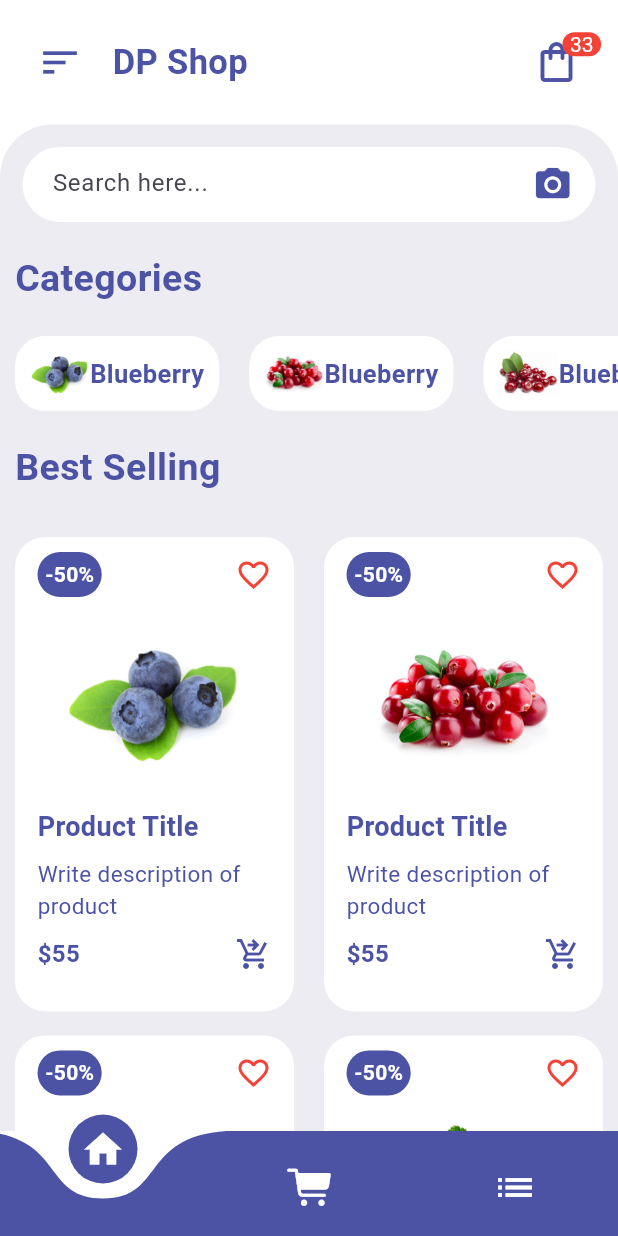
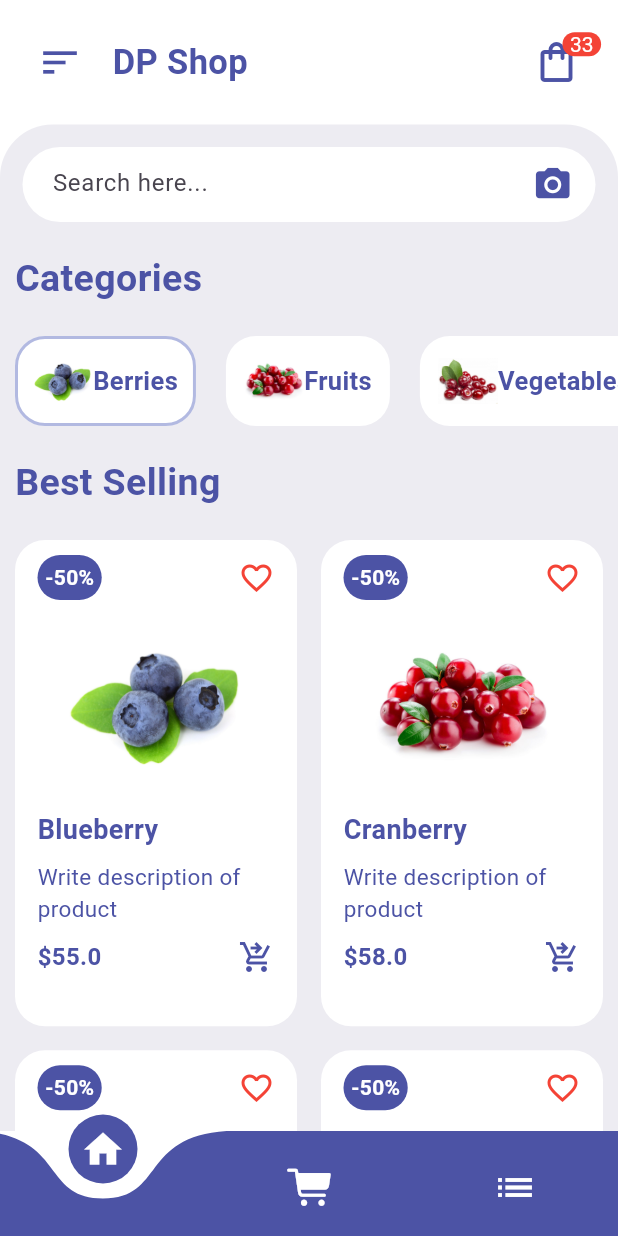
Before and after one commit to katerina456/shopping_app_flutter, a Flutter app: the screen it shows after launch, on a phone screen of 412 x 824 dp. Run offline on Flutter 3.47's test engine with Material 3 defaults, Android fonts, the phone set to English and light mode, and no system bars; drawn by our look-alikes of curved_navigation_bar; our stand-ins replace flutter_custom_clippers, flutter_rating_bar.

Commit message:
added state for item

```diff
--- /dev/null
+++ b/lib/Models/Product.dart
@@ -0,0 +1,67 @@
+import 'package:flutter/material.dart';
+
+class Product {
+  final String image, title, description;
+  final int id;
+  final double price;
+  final Color color;
+  Product({
+    required this.id,
+    required this.image,
+    required this.title,
+    required this.description,
+    required this.price,
+    required this.color
+  });
+}
+
+List<Product> products = [
+  Product(
+      id: 123,
+      image: 'images/1.jpg',
+      title: "Blueberry",
+      description: "Write description of product",
+      price: 55,
+      color: Colors.blue
+  ),
+  Product(
+      id: 456,
+      image: 'images/2.jpg',
+      title: "Cranberry",
+      description: "Write description of product",
+      price: 58,
+      color: Colors.red
+  ),
+  Product(
+      id: 789,
+      image: 'images/3.jpg',
+      title: "Cherry",
+      description: "Write description of product",
+      price: 52,
+      color: Colors.red
+  ),
+  Product(
+      id: 321,
+      image: 'images/4.jpg',
+      title: "Cloudberry",
+      description: "Write description of product",
+      price: 60,
+      color: Colors.orange
+  ),
+  Product(
+      id: 654,
+      image: 'images/5.jpg',
+      title: "Raspberry",
+      description: "Write description of product",
+      price: 50,
+      color: Colors.redAccent
+  ),
+  Product(
+      id: 987,
+      image: 'images/6.jpg',
+      title: "Mix",
+      description: "Write description of product",
+      price: 56,
+      color: Colors.pinkAccent
+  ),
+];
--- a/lib/main.dart
+++ b/lib/main.dart
@@ -1,6 +1,6 @@
 import 'package:flutter/material.dart';
 import 'package:shopping_app/pages/homePage.dart';
-import 'pages/CartPage.dart';
+import 'pages/cartPage.dart';
 import 'pages/ItemPage.dart';
 
 void main() {
--- a/lib/pages/ItemPage.dart
+++ b/lib/pages/ItemPage.dart
@@ -73,6 +73,17 @@ class ItemPage extends StatelessWidget {
                           ),
                           Row(
                             children: [
+                              OutlinedButton(
+                                onPressed: () {},
+                                style: ButtonStyle(
+
+                                ),
+                                child: Icon(
+                                  CupertinoIcons.minus,
+                                  size: 18,
+                                  color: Color(0xFF4C53A5),
+                                ),
+                              ),
                               Container(
                                 padding: EdgeInsets.all(5),
                                 decoration: BoxDecoration(
--- a/lib/widgets/CategoriesWidget.dart
+++ b/lib/widgets/CategoriesWidget.dart
@@ -1,26 +1,47 @@
 import 'package:flutter/cupertino.dart';
 import 'package:flutter/material.dart';
 
-class CategoriesWidget extends StatelessWidget {
+class CategoriesWidget extends StatefulWidget {
   const CategoriesWidget({super.key});
+
+  @override
+  State<CategoriesWidget> createState() => _CategoriesWidgetState();
+}
+
+class _CategoriesWidgetState extends State<CategoriesWidget> {
+  List<String> categories = ["Berries", "Fruits", "Vegetables", "Mashrooms"];
+
+  int selectedIndex=0;
 
   @override
   Widget build(BuildContext context) {
     return SingleChildScrollView(
       scrollDirection: Axis.horizontal,
-      child: Row(children: [
-        for(int i=1; i<7; i++)
-        Container(
+      child: Row(
+        children: [
+          for(int index=0;index<categories.length;index++)
+          GestureDetector(
+            onTap: () {
+              setState(() {
+                selectedIndex = index;
+              });
+            },
+            child: Container(
+                height: 60,
                 margin: EdgeInsets.symmetric(horizontal: 10),
                 padding: EdgeInsets.symmetric(vertical: 5, horizontal: 10),
                 decoration: BoxDecoration(
                   color: Colors.white,
                   borderRadius: BorderRadius.circular(20),
+                  border: Border.all(
+                    width: 2,
+                    color: index == selectedIndex ? Colors.indigo.withOpacity(0.4) : Colors.transparent,
+                  ),
                 ),
                 child: Row(children: [
-            Image.asset("images/$i.jpg", width: 40, height: 40,),
+                  Image.asset("images/${index+1}.jpg", width: 40, height: 40,),
                   Text(
-              'Blueberry',
+                    categories[index],
                     style: TextStyle(
                       fontSize: 17,
                       fontWeight: FontWeight.bold,
@@ -29,7 +50,9 @@ class CategoriesWidget extends StatelessWidget {
                   ),
                 ],),
               ),
-      ],),
+          ),
+        ],
+      ),
     );
   }
 }
--- a/lib/widgets/ItemBottomNavBar.dart
+++ b/lib/widgets/ItemBottomNavBar.dart
@@ -7,20 +7,21 @@ class ItemBottomNavBar extends StatelessWidget {
   @override
   Widget build(BuildContext context) {
     return BottomAppBar(
+      height: 70,
+      padding: EdgeInsets.zero,
       child: Container(
-        height: 70,
-        padding: EdgeInsets.symmetric(horizontal: 20),
+        padding: EdgeInsets.symmetric(horizontal: 24),
         decoration: BoxDecoration(
           color: Colors.white,
           borderRadius: BorderRadius.circular(10),
           boxShadow: [
             BoxShadow(
               color: Colors.grey.withOpacity(0.5),
+              spreadRadius: 3,
               blurRadius: 10,
-              spreadRadius: 3,
               offset: Offset(0, 3),
             ),
-          ],),
+          ]),
         child: Row(
           mainAxisAlignment: MainAxisAlignment.spaceBetween,
           children: [
@@ -38,6 +39,11 @@ class ItemBottomNavBar extends StatelessWidget {
                 backgroundColor: WidgetStatePropertyAll(Color(0xFF4C53A5)),
                 padding: WidgetStatePropertyAll(
                   EdgeInsets.symmetric(vertical: 13, horizontal: 15),
+                ),
+                shape: WidgetStatePropertyAll<RoundedRectangleBorder>(
+                  RoundedRectangleBorder(
+                    borderRadius: BorderRadius.circular(30)
+                  )
                 )
               ),
               child: Row(
--- a/lib/widgets/ItemsWidget.dart
+++ b/lib/widgets/ItemsWidget.dart
@@ -1,4 +1,5 @@
 import 'package:flutter/material.dart';
+import 'package:shopping_app/Models/Product.dart';
 
 class ItemsWidget extends StatelessWidget {
   const ItemsWidget({super.key});
@@ -6,15 +7,18 @@ class ItemsWidget extends StatelessWidget {
   @override
   Widget build(BuildContext context) {
     return GridView.count(
-      childAspectRatio: 0.62,
+      padding: EdgeInsets.symmetric(horizontal: 10),
+      childAspectRatio: 0.58,
       physics: NeverScrollableScrollPhysics(),
       crossAxisCount: 2,
       shrinkWrap: true,
+      mainAxisSpacing: 16,
+      crossAxisSpacing: 16,
       children: [
-        for(int i=1; i<7; i++)
+        for(int i=0; i<products.length; i++)
         Container(
           padding: EdgeInsets.only(left: 15, right: 15, top: 10),
-          margin: EdgeInsets.symmetric(vertical: 8, horizontal: 10),
+         // margin: EdgeInsets.symmetric(vertical: 8, horizontal: 10),
           decoration: BoxDecoration(
             color: Colors.white,
             borderRadius: BorderRadius.circular(20),
@@ -50,14 +54,14 @@ class ItemsWidget extends StatelessWidget {
               },
               child: Container(
                 margin: EdgeInsets.all(10),
-                child: Image.asset('images/$i.jpg', height: 120, width: 120,),
+                child: Image.asset(products[i].image, height: 120, width: 120,),
               ),
             ),
             Container(
               padding: EdgeInsets.only(bottom: 8,),
               alignment: Alignment.centerLeft,
               child: Text(
-                'Product Title',
+                products[i].title,
                 style: TextStyle(
                   fontSize: 18,
                   fontWeight: FontWeight.bold,
@@ -69,7 +73,7 @@ class ItemsWidget extends StatelessWidget {
               alignment: Alignment.centerLeft,
               padding: EdgeInsets.zero,
               child: Text(
-                'Write description of product',
+                products[i].description,
                 style: TextStyle(
                   fontSize: 15,
                   color: Color(0xFF4C53A5),
@@ -82,7 +86,7 @@ class ItemsWidget extends StatelessWidget {
                 mainAxisAlignment: MainAxisAlignment.spaceBetween,
                 children: [
                   Text(
-                    '\$55',
+                    '\$${products[i].price}',
                     style: TextStyle(
                       fontSize: 16,
                       fontWeight: FontWeight.bold,
```
Also changed, not shown: lib/pages/cartPage.dart (renamed from lib/pages/CartPage.dart). Lines whose indentation alone changed are shown as unchanged.
